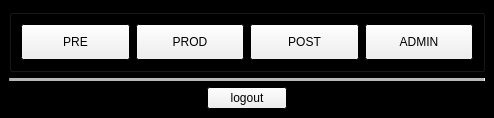
Before: the Qt Designer form rbhusUI/lib/rbhusPipeMainMod.ui in aumanimationstudios/rbhus, drawn with Qt 5.
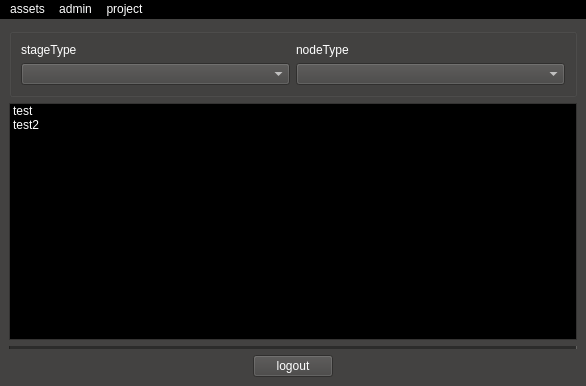
After: the same form once the commit is applied.

Diff of the .ui file:
```diff
--- a/rbhusUI/lib/rbhusPipeMainMod.ui
+++ b/rbhusUI/lib/rbhusPipeMainMod.ui
@@ -6,8 +6,8 @@
    <rect>
     <x>0</x>
     <y>0</y>
-    <width>494</width>
-    <height>118</height>
+    <width>586</width>
+    <height>386</height>
    </rect>
   </property>
   <property name="sizePolicy">
@@ -19,16 +19,133 @@
   <property name="palette">
    <palette>
     <active>
+     <colorrole role="WindowText">
+      <brush brushstyle="SolidPattern">
+       <color alpha="255">
+        <red>255</red>
+        <green>255</green>
+        <blue>255</blue>
+       </color>
+      </brush>
+     </colorrole>
+     <colorrole role="Button">
+      <brush brushstyle="SolidPattern">
+       <color alpha="255">
+        <red>67</red>
+        <green>66</green>
+        <blue>65</blue>
+       </color>
+      </brush>
+     </colorrole>
+     <colorrole role="Light">
+      <brush brushstyle="SolidPattern">
+       <color alpha="255">
+        <red>100</red>
+        <green>99</green>
+        <blue>97</blue>
+       </color>
+      </brush>
+     </colorrole>
+     <colorrole role="Midlight">
+      <brush brushstyle="SolidPattern">
+       <color alpha="255">
+        <red>83</red>
+        <green>82</green>
+        <blue>81</blue>
+       </color>
+      </brush>
+     </colorrole>
+     <colorrole role="Dark">
+      <brush brushstyle="SolidPattern">
+       <color alpha="255">
+        <red>33</red>
+        <green>33</green>
+        <blue>32</blue>
+       </color>
+      </brush>
+     </colorrole>
+     <colorrole role="Mid">
+      <brush brushstyle="SolidPattern">
+       <color alpha="255">
+        <red>44</red>
+        <green>44</green>
+        <blue>43</blue>
+       </color>
+      </brush>
+     </colorrole>
+     <colorrole role="Text">
+      <brush brushstyle="SolidPattern">
+       <color alpha="255">
+        <red>255</red>
+        <green>255</green>
+        <blue>255</blue>
+       </color>
+      </brush>
+     </colorrole>
+     <colorrole role="BrightText">
+      <brush brushstyle="SolidPattern">
+       <color alpha="255">
+        <red>255</red>
+        <green>255</green>
+        <blue>255</blue>
+       </color>
+      </brush>
+     </colorrole>
+     <colorrole role="ButtonText">
+      <brush brushstyle="SolidPattern">
+       <color alpha="255">
+        <red>255</red>
+        <green>255</green>
+        <blue>255</blue>
+       </color>
+      </brush>
+     </colorrole>
      <colorrole role="Base">
       <brush brushstyle="SolidPattern">
        <color alpha="255">
-        <red>255</red>
-        <green>255</green>
-        <blue>255</blue>
+        <red>0</red>
+        <green>0</green>
+        <blue>0</blue>
        </color>
       </brush>
      </colorrole>
      <colorrole role="Window">
+      <brush brushstyle="SolidPattern">
+       <color alpha="255">
+        <red>67</red>
+        <green>66</green>
+        <blue>65</blue>
+       </color>
+      </brush>
+     </colorrole>
+     <colorrole role="Shadow">
+      <brush brushstyle="SolidPattern">
+       <color alpha="255">
+        <red>0</red>
+        <green>0</green>
+        <blue>0</blue>
+       </color>
+      </brush>
+     </colorrole>
+     <colorrole role="AlternateBase">
+      <brush brushstyle="SolidPattern">
+       <color alpha="255">
+        <red>33</red>
+        <green>33</green>
+        <blue>32</blue>
+       </color>
+      </brush>
+     </colorrole>
+     <colorrole role="ToolTipBase">
+      <brush brushstyle="SolidPattern">
+       <color alpha="255">
+        <red>255</red>
+        <green>255</green>
+        <blue>220</blue>
+       </color>
+      </brush>
+     </colorrole>
+     <colorrole role="ToolTipText">
       <brush brushstyle="SolidPattern">
        <color alpha="255">
         <red>0</red>
@@ -39,16 +156,133 @@
      </colorrole>
     </active>
     <inactive>
+     <colorrole role="WindowText">
+      <brush brushstyle="SolidPattern">
+       <color alpha="255">
+        <red>255</red>
+        <green>255</green>
+        <blue>255</blue>
+       </color>
+      </brush>
+     </colorrole>
+     <colorrole role="Button">
+      <brush brushstyle="SolidPattern">
+       <color alpha="255">
+        <red>67</red>
+        <green>66</green>
+        <blue>65</blue>
+       </color>
+      </brush>
+     </colorrole>
+     <colorrole role="Light">
+      <brush brushstyle="SolidPattern">
+       <color alpha="255">
+        <red>100</red>
+        <green>99</green>
+        <blue>97</blue>
+       </color>
+      </brush>
+     </colorrole>
+     <colorrole role="Midlight">
+      <brush brushstyle="SolidPattern">
+       <color alpha="255">
+        <red>83</red>
+        <green>82</green>
+        <blue>81</blue>
+       </color>
+      </brush>
+     </colorrole>
+     <colorrole role="Dark">
+      <brush brushstyle="SolidPattern">
+       <color alpha="255">
+        <red>33</red>
+        <green>33</green>
+        <blue>32</blue>
+       </color>
+      </brush>
+     </colorrole>
+     <colorrole role="Mid">
+      <brush brushstyle="SolidPattern">
+       <color alpha="255">
+        <red>44</red>
+        <green>44</green>
+        <blue>43</blue>
+       </color>
+      </brush>
+     </colorrole>
+     <colorrole role="Text">
+      <brush brushstyle="SolidPattern">
+       <color alpha="255">
+        <red>255</red>
+        <green>255</green>
+        <blue>255</blue>
+       </color>
+      </brush>
+     </colorrole>
+     <colorrole role="BrightText">
+      <brush brushstyle="SolidPattern">
+       <color alpha="255">
+        <red>255</red>
+        <green>255</green>
+        <blue>255</blue>
+       </color>
+      </brush>
+     </colorrole>
+     <colorrole role="ButtonText">
+      <brush brushstyle="SolidPattern">
+       <color alpha="255">
+        <red>255</red>
+        <green>255</green>
+        <blue>255</blue>
+       </color>
+      </brush>
+     </colorrole>
      <colorrole role="Base">
       <brush brushstyle="SolidPattern">
        <color alpha="255">
-        <red>255</red>
-        <green>255</green>
-        <blue>255</blue>
+        <red>0</red>
+        <green>0</green>
+        <blue>0</blue>
        </color>
       </brush>
      </colorrole>
      <colorrole role="Window">
+      <brush brushstyle="SolidPattern">
+       <color alpha="255">
+        <red>67</red>
+        <green>66</green>
+        <blue>65</blue>
+       </color>
+      </brush>
+     </colorrole>
+     <colorrole role="Shadow">
+      <brush brushstyle="SolidPattern">
+       <color alpha="255">
+        <red>0</red>
+        <green>0</green>
+        <blue>0</blue>
+       </color>
+      </brush>
+     </colorrole>
+     <colorrole role="AlternateBase">
+      <brush brushstyle="SolidPattern">
+       <color alpha="255">
+        <red>33</red>
+        <green>33</green>
+        <blue>32</blue>
+       </color>
+      </brush>
+     </colorrole>
+     <colorrole role="ToolTipBase">
+      <brush brushstyle="SolidPattern">
+       <color alpha="255">
+        <red>255</red>
+        <green>255</green>
+        <blue>220</blue>
+       </color>
+      </brush>
+     </colorrole>
+     <colorrole role="ToolTipText">
       <brush brushstyle="SolidPattern">
        <color alpha="255">
         <red>0</red>
@@ -59,16 +293,133 @@
      </colorrole>
     </inactive>
     <disabled>
+     <colorrole role="WindowText">
+      <brush brushstyle="SolidPattern">
+       <color alpha="255">
+        <red>33</red>
+        <green>33</green>
+        <blue>32</blue>
+       </color>
+      </brush>
+     </colorrole>
+     <colorrole role="Button">
+      <brush brushstyle="SolidPattern">
+       <color alpha="255">
+        <red>67</red>
+        <green>66</green>
+        <blue>65</blue>
+       </color>
+      </brush>
+     </colorrole>
+     <colorrole role="Light">
+      <brush brushstyle="SolidPattern">
+       <color alpha="255">
+        <red>100</red>
+        <green>99</green>
+        <blue>97</blue>
+       </color>
+      </brush>
+     </colorrole>
+     <colorrole role="Midlight">
+      <brush brushstyle="SolidPattern">
+       <color alpha="255">
+        <red>83</red>
+        <green>82</green>
+        <blue>81</blue>
+       </color>
+      </brush>
+     </colorrole>
+     <colorrole role="Dark">
+      <brush brushstyle="SolidPattern">
+       <color alpha="255">
+        <red>33</red>
+        <green>33</green>
+        <blue>32</blue>
+       </color>
+      </brush>
+     </colorrole>
+     <colorrole role="Mid">
+      <brush brushstyle="SolidPattern">
+       <color alpha="255">
+        <red>44</red>
+        <green>44</green>
+        <blue>43</blue>
+       </color>
+      </brush>
+     </colorrole>
+     <colorrole role="Text">
+      <brush brushstyle="SolidPattern">
+       <color alpha="255">
+        <red>33</red>
+        <green>33</green>
+        <blue>32</blue>
+       </color>
+      </brush>
+     </colorrole>
+     <colorrole role="BrightText">
+      <brush brushstyle="SolidPattern">
+       <color alpha="255">
+        <red>255</red>
+        <green>255</green>
+        <blue>255</blue>
+       </color>
+      </brush>
+     </colorrole>
+     <colorrole role="ButtonText">
+      <brush brushstyle="SolidPattern">
+       <color alpha="255">
+        <red>33</red>
+        <green>33</green>
+        <blue>32</blue>
+       </color>
+      </brush>
+     </colorrole>
      <colorrole role="Base">
       <brush brushstyle="SolidPattern">
        <color alpha="255">
+        <red>67</red>
+        <green>66</green>
+        <blue>65</blue>
+       </color>
+      </brush>
+     </colorrole>
+     <colorrole role="Window">
+      <brush brushstyle="SolidPattern">
+       <color alpha="255">
+        <red>67</red>
+        <green>66</green>
+        <blue>65</blue>
+       </color>
+      </brush>
+     </colorrole>
+     <colorrole role="Shadow">
+      <brush brushstyle="SolidPattern">
+       <color alpha="255">
         <red>0</red>
         <green>0</green>
         <blue>0</blue>
        </color>
       </brush>
      </colorrole>
-     <colorrole role="Window">
+     <colorrole role="AlternateBase">
+      <brush brushstyle="SolidPattern">
+       <color alpha="255">
+        <red>67</red>
+        <green>66</green>
+        <blue>65</blue>
+       </color>
+      </brush>
+     </colorrole>
+     <colorrole role="ToolTipBase">
+      <brush brushstyle="SolidPattern">
+       <color alpha="255">
+        <red>255</red>
+        <green>255</green>
+        <blue>220</blue>
+       </color>
+      </brush>
+     </colorrole>
+     <colorrole role="ToolTipText">
       <brush brushstyle="SolidPattern">
        <color alpha="255">
         <red>0</red>
@@ -91,145 +442,602 @@
   </property>
   <widget class="QWidget" name="centralwidget">
    <layout class="QGridLayout" name="gridLayout">
+    <item row="3" column="2">
+     <spacer name="horizontalSpacer_2">
+      <property name="orientation">
+       <enum>Qt::Horizontal</enum>
+      </property>
+      <property name="sizeHint" stdset="0">
+       <size>
+        <width>40</width>
+        <height>20</height>
+       </size>
+      </property>
+     </spacer>
+    </item>
+    <item row="2" column="0" colspan="3">
+     <widget class="Line" name="line">
+      <property name="enabled">
+       <bool>true</bool>
+      </property>
+      <property name="frameShadow">
+       <enum>QFrame::Sunken</enum>
+      </property>
+      <property name="lineWidth">
+       <number>1</number>
+      </property>
+      <property name="midLineWidth">
+       <number>3</number>
+      </property>
+      <property name="orientation">
+       <enum>Qt::Horizontal</enum>
+      </property>
+     </widget>
+    </item>
     <item row="0" column="0" colspan="3">
      <widget class="QGroupBox" name="groupBox">
       <property name="title">
        <string/>
       </property>
       <layout class="QGridLayout" name="gridLayout_2">
-       <item row="0" column="1">
-        <widget class="QPushButton" name="pushProd">
-         <property name="sizePolicy">
-          <sizepolicy hsizetype="Minimum" vsizetype="Expanding">
-           <horstretch>0</horstretch>
-           <verstretch>0</verstretch>
-          </sizepolicy>
-         </property>
-         <property name="text">
-          <string>PROD</string>
-         </property>
-        </widget>
-       </item>
        <item row="0" column="0">
-        <widget class="QPushButton" name="pushPre">
-         <property name="sizePolicy">
-          <sizepolicy hsizetype="Minimum" vsizetype="Expanding">
-           <horstretch>0</horstretch>
-           <verstretch>0</verstretch>
-          </sizepolicy>
-         </property>
-         <property name="font">
-          <font>
-           <weight>50</weight>
-           <bold>false</bold>
-          </font>
-         </property>
-         <property name="mouseTracking">
-          <bool>false</bool>
-         </property>
-         <property name="autoFillBackground">
-          <bool>false</bool>
-         </property>
+        <widget class="QLabel" name="label">
          <property name="text">
-          <string>PRE</string>
+          <string>stageType</string>
          </property>
-         <property name="checkable">
-          <bool>false</bool>
-         </property>
-         <property name="autoDefault">
-          <bool>false</bool>
-         </property>
-         <property name="default">
-          <bool>false</bool>
-         </property>
-         <property name="flat">
-          <bool>false</bool>
-         </property>
         </widget>
        </item>
-       <item row="0" column="2">
-        <widget class="QPushButton" name="pushPost">
-         <property name="sizePolicy">
-          <sizepolicy hsizetype="Minimum" vsizetype="Expanding">
-           <horstretch>0</horstretch>
-           <verstretch>0</verstretch>
-          </sizepolicy>
-         </property>
-         <property name="text">
-          <string>POST</string>
-         </property>
-        </widget>
+       <item row="1" column="0">
+        <widget class="QComboBox" name="comboBoxStage"/>
        </item>
-       <item row="0" column="3">
-        <widget class="QPushButton" name="pushAdmin">
-         <property name="sizePolicy">
-          <sizepolicy hsizetype="Minimum" vsizetype="Expanding">
-           <horstretch>0</horstretch>
-           <verstretch>0</verstretch>
-          </sizepolicy>
-         </property>
+       <item row="0" column="1">
+        <widget class="QLabel" name="label_2">
          <property name="text">
-          <string>ADMIN</string>
+          <string>nodeType</string>
          </property>
         </widget>
        </item>
+       <item row="1" column="1">
+        <widget class="QComboBox" name="comboBoxNode"/>
+       </item>
       </layout>
      </widget>
     </item>
-    <item row="2" column="1">
+    <item row="3" column="0">
+     <spacer name="horizontalSpacer">
+      <property name="orientation">
+       <enum>Qt::Horizontal</enum>
+      </property>
+      <property name="sizeHint" stdset="0">
+       <size>
+        <width>40</width>
+        <height>20</height>
+       </size>
+      </property>
+     </spacer>
+    </item>
+    <item row="3" column="1">
      <widget class="QPushButton" name="pushLogout">
       <property name="text">
        <string>logout</string>
       </property>
      </widget>
     </item>
-    <item row="2" column="0">
-     <spacer name="horizontalSpacer">
-      <property name="orientation">
-       <enum>Qt::Horizontal</enum>
-      </property>
-      <property name="sizeHint" stdset="0">
-       <size>
-        <width>40</width>
-        <height>20</height>
-       </size>
-      </property>
-     </spacer>
-    </item>
-    <item row="2" column="2">
-     <spacer name="horizontalSpacer_2">
-      <property name="orientation">
-       <enum>Qt::Horizontal</enum>
-      </property>
-      <property name="sizeHint" stdset="0">
-       <size>
-        <width>40</width>
-        <height>20</height>
-       </size>
-      </property>
-     </spacer>
-    </item>
     <item row="1" column="0" colspan="3">
-     <widget class="Line" name="line">
-      <property name="enabled">
-       <bool>true</bool>
-      </property>
-      <property name="frameShadow">
-       <enum>QFrame::Sunken</enum>
-      </property>
-      <property name="lineWidth">
-       <number>1</number>
-      </property>
-      <property name="midLineWidth">
-       <number>3</number>
-      </property>
-      <property name="orientation">
-       <enum>Qt::Horizontal</enum>
-      </property>
+     <widget class="QListWidget" name="listWidget">
+      <item>
+       <property name="text">
+        <string>test</string>
+       </property>
+      </item>
+      <item>
+       <property name="text">
+        <string>test2</string>
+       </property>
+      </item>
      </widget>
     </item>
    </layout>
   </widget>
+  <widget class="QMenuBar" name="menuBar">
+   <property name="geometry">
+    <rect>
+     <x>0</x>
+     <y>0</y>
+     <width>586</width>
+     <height>21</height>
+    </rect>
+   </property>
+   <property name="palette">
+    <palette>
+     <active>
+      <colorrole role="WindowText">
+       <brush brushstyle="SolidPattern">
+        <color alpha="255">
+         <red>255</red>
+         <green>255</green>
+         <blue>255</blue>
+        </color>
+       </brush>
+      </colorrole>
+      <colorrole role="Button">
+       <brush brushstyle="SolidPattern">
+        <color alpha="255">
+         <red>0</red>
+         <green>0</green>
+         <blue>0</blue>
+        </color>
+       </brush>
+      </colorrole>
+      <colorrole role="Light">
+       <brush brushstyle="SolidPattern">
+        <color alpha="255">
+         <red>0</red>
+         <green>0</green>
+         <blue>0</blue>
+        </color>
+       </brush>
+      </colorrole>
+      <colorrole role="Midlight">
+       <brush brushstyle="SolidPattern">
+        <color alpha="255">
+         <red>0</red>
+         <green>0</green>
+         <blue>0</blue>
+        </color>
+       </brush>
+      </colorrole>
+      <colorrole role="Dark">
+       <brush brushstyle="SolidPattern">
+        <color alpha="255">
+         <red>0</red>
+         <green>0</green>
+         <blue>0</blue>
+        </color>
+       </brush>
+      </colorrole>
+      <colorrole role="Mid">
+       <brush brushstyle="SolidPattern">
+        <color alpha="255">
+         <red>0</red>
+         <green>0</green>
+         <blue>0</blue>
+        </color>
+       </brush>
+      </colorrole>
+      <colorrole role="Text">
+       <brush brushstyle="SolidPattern">
+        <color alpha="255">
+         <red>255</red>
+         <green>255</green>
+         <blue>255</blue>
+        </color>
+       </brush>
+      </colorrole>
+      <colorrole role="BrightText">
+       <brush brushstyle="SolidPattern">
+        <color alpha="255">
+         <red>255</red>
+         <green>255</green>
+         <blue>255</blue>
+        </color>
+       </brush>
+      </colorrole>
+      <colorrole role="ButtonText">
+       <brush brushstyle="SolidPattern">
+        <color alpha="255">
+         <red>255</red>
+         <green>255</green>
+         <blue>255</blue>
+        </color>
+       </brush>
+      </colorrole>
+      <colorrole role="Base">
+       <brush brushstyle="SolidPattern">
+        <color alpha="255">
+         <red>0</red>
+         <green>0</green>
+         <blue>0</blue>
+        </color>
+       </brush>
+      </colorrole>
+      <colorrole role="Window">
+       <brush brushstyle="SolidPattern">
+        <color alpha="255">
+         <red>0</red>
+         <green>0</green>
+         <blue>0</blue>
+        </color>
+       </brush>
+      </colorrole>
+      <colorrole role="Shadow">
+       <brush brushstyle="SolidPattern">
+        <color alpha="255">
+         <red>0</red>
+         <green>0</green>
+         <blue>0</blue>
+        </color>
+       </brush>
+      </colorrole>
+      <colorrole role="AlternateBase">
+       <brush brushstyle="SolidPattern">
+        <color alpha="255">
+         <red>0</red>
+         <green>0</green>
+         <blue>0</blue>
+        </color>
+       </brush>
+      </colorrole>
+      <colorrole role="ToolTipBase">
+       <brush brushstyle="SolidPattern">
+        <color alpha="255">
+         <red>255</red>
+         <green>255</green>
+         <blue>220</blue>
+        </color>
+       </brush>
+      </colorrole>
+      <colorrole role="ToolTipText">
+       <brush brushstyle="SolidPattern">
+        <color alpha="255">
+         <red>0</red>
+         <green>0</green>
+         <blue>0</blue>
+        </color>
+       </brush>
+      </colorrole>
+     </active>
+     <inactive>
+      <colorrole role="WindowText">
+       <brush brushstyle="SolidPattern">
+        <color alpha="255">
+         <red>255</red>
+         <green>255</green>
+         <blue>255</blue>
+        </color>
+       </brush>
+      </colorrole>
+      <colorrole role="Button">
+       <brush brushstyle="SolidPattern">
+        <color alpha="255">
+         <red>0</red>
+         <green>0</green>
+         <blue>0</blue>
+        </color>
+       </brush>
+      </colorrole>
+      <colorrole role="Light">
+       <brush brushstyle="SolidPattern">
+        <color alpha="255">
+         <red>0</red>
+         <green>0</green>
+         <blue>0</blue>
+        </color>
+       </brush>
+      </colorrole>
+      <colorrole role="Midlight">
+       <brush brushstyle="SolidPattern">
+        <color alpha="255">
+         <red>0</red>
+         <green>0</green>
+         <blue>0</blue>
+        </color>
+       </brush>
+      </colorrole>
+      <colorrole role="Dark">
+       <brush brushstyle="SolidPattern">
+        <color alpha="255">
+         <red>0</red>
+         <green>0</green>
+         <blue>0</blue>
+        </color>
+       </brush>
+      </colorrole>
+      <colorrole role="Mid">
+       <brush brushstyle="SolidPattern">
+        <color alpha="255">
+         <red>0</red>
+         <green>0</green>
+         <blue>0</blue>
+        </color>
+       </brush>
+      </colorrole>
+      <colorrole role="Text">
+       <brush brushstyle="SolidPattern">
+        <color alpha="255">
+         <red>255</red>
+         <green>255</green>
+         <blue>255</blue>
+        </color>
+       </brush>
+      </colorrole>
+      <colorrole role="BrightText">
+       <brush brushstyle="SolidPattern">
+        <color alpha="255">
+         <red>255</red>
+         <green>255</green>
+         <blue>255</blue>
+        </color>
+       </brush>
+      </colorrole>
+      <colorrole role="ButtonText">
+       <brush brushstyle="SolidPattern">
+        <color alpha="255">
+         <red>255</red>
+         <green>255</green>
+         <blue>255</blue>
+        </color>
+       </brush>
+      </colorrole>
+      <colorrole role="Base">
+       <brush brushstyle="SolidPattern">
+        <color alpha="255">
+         <red>0</red>
+         <green>0</green>
+         <blue>0</blue>
+        </color>
+       </brush>
+      </colorrole>
+      <colorrole role="Window">
+       <brush brushstyle="SolidPattern">
+        <color alpha="255">
+         <red>0</red>
+         <green>0</green>
+         <blue>0</blue>
+        </color>
+       </brush>
+      </colorrole>
+      <colorrole role="Shadow">
+       <brush brushstyle="SolidPattern">
+        <color alpha="255">
+         <red>0</red>
+         <green>0</green>
+         <blue>0</blue>
+        </color>
+       </brush>
+      </colorrole>
+      <colorrole role="AlternateBase">
+       <brush brushstyle="SolidPattern">
+        <color alpha="255">
+         <red>0</red>
+         <green>0</green>
+         <blue>0</blue>
+        </color>
+       </brush>
+      </colorrole>
+      <colorrole role="ToolTipBase">
+       <brush brushstyle="SolidPattern">
+        <color alpha="255">
+         <red>255</red>
+         <green>255</green>
+         <blue>220</blue>
+        </color>
+       </brush>
+      </colorrole>
+      <colorrole role="ToolTipText">
+       <brush brushstyle="SolidPattern">
+        <color alpha="255">
+         <red>0</red>
+         <green>0</green>
+         <blue>0</blue>
+        </color>
+       </brush>
+      </colorrole>
+     </inactive>
+     <disabled>
+      <colorrole role="WindowText">
+       <brush brushstyle="SolidPattern">
+        <color alpha="255">
+         <red>0</red>
+         <green>0</green>
+         <blue>0</blue>
+        </color>
+       </brush>
+      </colorrole>
+      <colorrole role="Button">
+       <brush brushstyle="SolidPattern">
+        <color alpha="255">
+         <red>0</red>
+         <green>0</green>
+         <blue>0</blue>
+        </color>
+       </brush>
+      </colorrole>
+      <colorrole role="Light">
+       <brush brushstyle="SolidPattern">
+        <color alpha="255">
+         <red>0</red>
+         <green>0</green>
+         <blue>0</blue>
+        </color>
+       </brush>
+      </colorrole>
+      <colorrole role="Midlight">
+       <brush brushstyle="SolidPattern">
+        <color alpha="255">
+         <red>0</red>
+         <green>0</green>
+         <blue>0</blue>
+        </color>
+       </brush>
+      </colorrole>
+      <colorrole role="Dark">
+       <brush brushstyle="SolidPattern">
+        <color alpha="255">
+         <red>0</red>
+         <green>0</green>
+         <blue>0</blue>
+        </color>
+       </brush>
+      </colorrole>
+      <colorrole role="Mid">
+       <brush brushstyle="SolidPattern">
+        <color alpha="255">
+         <red>0</red>
+         <green>0</green>
+         <blue>0</blue>
+        </color>
+       </brush>
+      </colorrole>
+      <colorrole role="Text">
+       <brush brushstyle="SolidPattern">
+        <color alpha="255">
+         <red>0</red>
+         <green>0</green>
+         <blue>0</blue>
+        </color>
+       </brush>
+      </colorrole>
+      <colorrole role="BrightText">
+       <brush brushstyle="SolidPattern">
+        <color alpha="255">
+         <red>255</red>
+         <green>255</green>
+         <blue>255</blue>
+        </color>
+       </brush>
+      </colorrole>
+      <colorrole role="ButtonText">
+       <brush brushstyle="SolidPattern">
+        <color alpha="255">
+         <red>0</red>
+         <green>0</green>
+         <blue>0</blue>
+        </color>
+       </brush>
+      </colorrole>
+      <colorrole role="Base">
+       <brush brushstyle="SolidPattern">
+        <color alpha="255">
+         <red>0</red>
+         <green>0</green>
+         <blue>0</blue>
+        </color>
+       </brush>
+      </colorrole>
+      <colorrole role="Window">
+       <brush brushstyle="SolidPattern">
+        <color alpha="255">
+         <red>0</red>
+         <green>0</green>
+         <blue>0</blue>
+        </color>
+       </brush>
+      </colorrole>
+      <colorrole role="Shadow">
+       <brush brushstyle="SolidPattern">
+        <color alpha="255">
+         <red>0</red>
+         <green>0</green>
+         <blue>0</blue>
+        </color>
+       </brush>
+      </colorrole>
+      <colorrole role="AlternateBase">
+       <brush brushstyle="SolidPattern">
+        <color alpha="255">
+         <red>0</red>
+         <green>0</green>
+         <blue>0</blue>
+        </color>
+       </brush>
+      </colorrole>
+      <colorrole role="ToolTipBase">
+       <brush brushstyle="SolidPattern">
+        <color alpha="255">
+         <red>255</red>
+         <green>255</green>
+         <blue>220</blue>
+        </color>
+       </brush>
+      </colorrole>
+      <colorrole role="ToolTipText">
+       <brush brushstyle="SolidPattern">
+        <color alpha="255">
+         <red>0</red>
+         <green>0</green>
+         <blue>0</blue>
+        </color>
+       </brush>
+      </colorrole>
+     </disabled>
+    </palette>
+   </property>
+   <widget class="QMenu" name="menuAssets">
+    <property name="title">
+     <string>assets</string>
+    </property>
+    <widget class="QMenu" name="menuList">
+     <property name="title">
+      <string>list</string>
+     </property>
+     <addaction name="actionMine"/>
+     <addaction name="actionAll"/>
+    </widget>
+    <addaction name="menuList"/>
+    <addaction name="actionNew_2"/>
+   </widget>
+   <widget class="QMenu" name="menuAdmin">
+    <property name="title">
+     <string>admin</string>
+    </property>
+    <addaction name="actionNew_project"/>
+   </widget>
+   <widget class="QMenu" name="menuProject">
+    <property name="title">
+     <string>project</string>
+    </property>
+    <addaction name="actionSet_project"/>
+   </widget>
+   <addaction name="menuAssets"/>
+   <addaction name="menuAdmin"/>
+   <addaction name="menuProject"/>
+  </widget>
+  <action name="actionListMine">
+   <property name="text">
+    <string>listMine</string>
+   </property>
+  </action>
+  <action name="actionNew">
+   <property name="text">
+    <string>new</string>
+   </property>
+  </action>
+  <action name="actionSetProject">
+   <property name="text">
+    <string>setProject</string>
+   </property>
+  </action>
+  <action name="actionMine">
+   <property name="text">
+    <string>mine</string>
+   </property>
+  </action>
+  <action name="actionAll">
+   <property name="text">
+    <string>all</string>
+   </property>
+  </action>
+  <action name="actionNew_2">
+   <property name="text">
+    <string>new</string>
+   </property>
+  </action>
+  <action name="actionNew_project">
+   <property name="text">
+    <string>new project</string>
+   </property>
+  </action>
+  <action name="actionSet_project">
+   <property name="text">
+    <string>set project</string>
+   </property>
+  </action>
+  <action name="actionList_all">
+   <property name="text">
+    <string>list all</string>
+   </property>
+  </action>
  </widget>
  <resources/>
  <connections/>
```
